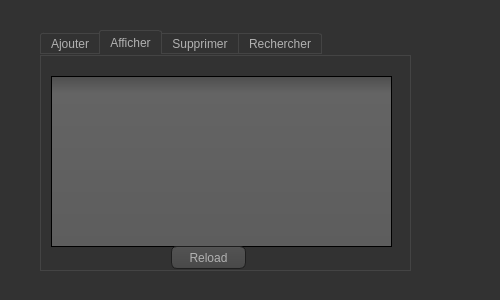
This is selim sayeh/Projet_qt/voiture.ui in FirasSoltani/jade as Qt 5 draws it before an edit. The edited form follows.
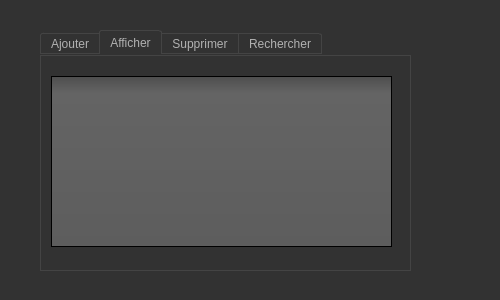
This is the edited form. The open tabs and pages were chosen to show the change. Icons and pictures are not drawn.

Diff of the .ui file:
```diff
--- a/selim sayeh/Projet_qt/voiture.ui
+++ b/selim sayeh/Projet_qt/voiture.ui
@@ -541,19 +541,6 @@
       </rect>
      </property>
     </widget>
-    <widget class="QPushButton" name="pushButton">
-     <property name="geometry">
-      <rect>
-       <x>130</x>
-       <y>190</y>
-       <width>75</width>
-       <height>23</height>
-      </rect>
-     </property>
-     <property name="text">
-      <string>Reload</string>
-     </property>
-    </widget>
    </widget>
    <widget class="QWidget" name="tab_3">
     <attribute name="title">
```
